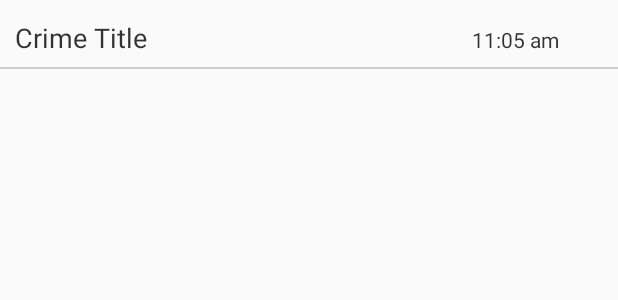
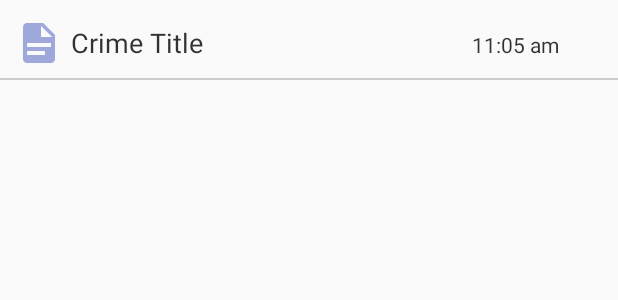
Before and after one commit to Daytron/plain-memo, an Android app: the layout list_item_note.xml on its own in the app's theme, with its tools: preview values and no code run, on a phone screen of 412 x 824 dp. Shown: the top 300 px of the screen. Run offline under Robolectric (Android 15) with nearby library versions, the phone set to English and light mode, and no system bars.

Commit message:
Add icon to note list

```diff
--- a/app/src/main/res/layout/list_item_note.xml
+++ b/app/src/main/res/layout/list_item_note.xml
@@ -20,8 +20,11 @@
             android:layout_width="0dp"
             android:layout_height="wrap_content"
             android:layout_weight="3.5"
-            android:textSize="18sp"
+            android:textSize="@dimen/font_size_medium"
             android:paddingTop="5dp"
+            android:drawableStart="@drawable/ic_file_document"
+            android:drawablePadding="5dp"
+            android:gravity="center_vertical"
             tools:ignore="MissingPrefix"
             fontPath="fonts/OpenSans-Regular.ttf"
             android:textColor="@color/colorFontNormal"
```
Also changed, not shown: app/src/main/res/drawable-hdpi/ic_file_document.png (added), app/src/main/res/drawable-mdpi/ic_file_document.png (added), app/src/main/res/drawable-xhdpi/ic_file_document.png (added), app/src/main/res/drawable-xxhdpi/ic_file_document.png (added).
